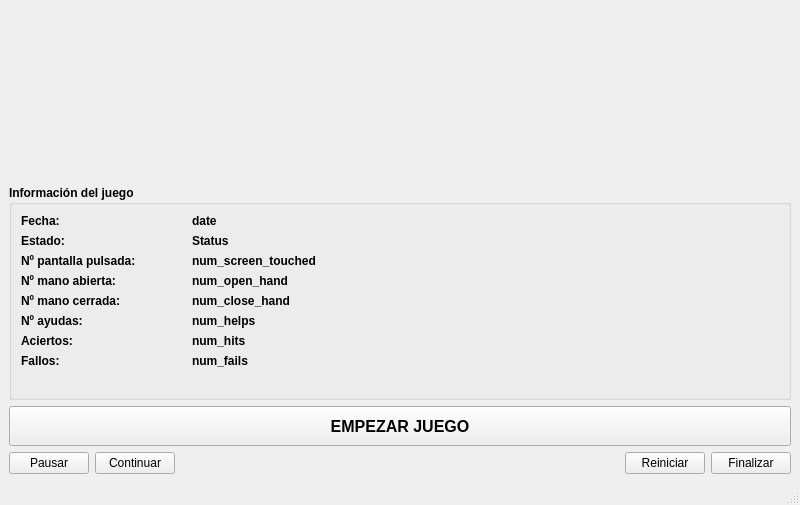
Above: components/adminGame/src/AdminInterface.ui from robocomp/euroage-tv before the change. Below: the same form after it.
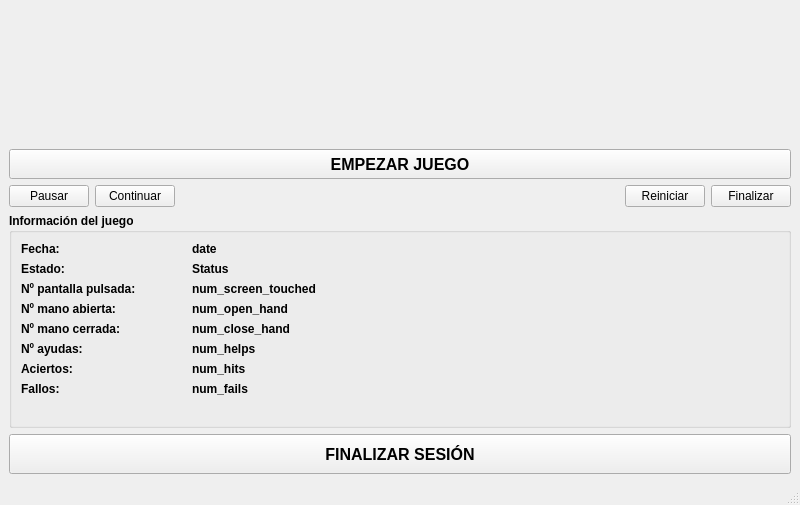
That is the form after the change. Custom widgets are drawn as their Qt base class.

Patch:
```diff
--- a/components/adminGame/src/AdminInterface.ui
+++ b/components/adminGame/src/AdminInterface.ui
@@ -32,6 +32,83 @@
     <item>
      <widget class="QImageWidget" name="admin_image" native="true"/>
     </item>
+    <item>
+     <widget class="QPushButton" name="start_game_button">
+      <property name="minimumSize">
+       <size>
+        <width>5</width>
+        <height>30</height>
+       </size>
+      </property>
+      <property name="maximumSize">
+       <size>
+        <width>100000</width>
+        <height>16777215</height>
+       </size>
+      </property>
+      <property name="font">
+       <font>
+        <pointsize>12</pointsize>
+        <weight>75</weight>
+        <bold>true</bold>
+       </font>
+      </property>
+      <property name="layoutDirection">
+       <enum>Qt::LeftToRight</enum>
+      </property>
+      <property name="autoFillBackground">
+       <bool>false</bool>
+      </property>
+      <property name="text">
+       <string>EMPEZAR JUEGO</string>
+      </property>
+     </widget>
+    </item>
+    <item>
+     <layout class="QHBoxLayout" name="horizontalLayout">
+      <item>
+       <widget class="QPushButton" name="pause_game_button">
+        <property name="text">
+         <string>Pausar</string>
+        </property>
+       </widget>
+      </item>
+      <item>
+       <widget class="QPushButton" name="continue_game_button">
+        <property name="text">
+         <string>Continuar</string>
+        </property>
+       </widget>
+      </item>
+      <item>
+       <spacer name="horizontalSpacer">
+        <property name="orientation">
+         <enum>Qt::Horizontal</enum>
+        </property>
+        <property name="sizeHint" stdset="0">
+         <size>
+          <width>40</width>
+          <height>20</height>
+         </size>
+        </property>
+       </spacer>
+      </item>
+      <item>
+       <widget class="QPushButton" name="reset_game_button">
+        <property name="text">
+         <string>Reiniciar</string>
+        </property>
+       </widget>
+      </item>
+      <item>
+       <widget class="QPushButton" name="finish_game_button">
+        <property name="text">
+         <string>Finalizar</string>
+        </property>
+       </widget>
+      </item>
+     </layout>
+    </item>
     <item>
      <widget class="QGroupBox" name="groupBox">
       <property name="font">
@@ -171,10 +248,10 @@
      </widget>
     </item>
     <item>
-     <widget class="QPushButton" name="start_game_button">
+     <widget class="QPushButton" name="end_session_button">
       <property name="minimumSize">
        <size>
-        <width>0</width>
+        <width>40</width>
         <height>40</height>
        </size>
       </property>
@@ -186,55 +263,10 @@
        </font>
       </property>
       <property name="text">
-       <string>EMPEZAR JUEGO</string>
+       <string>FINALIZAR SESIÓN</string>
       </property>
      </widget>
     </item>
-    <item>
-     <layout class="QHBoxLayout" name="horizontalLayout">
-      <item>
-       <widget class="QPushButton" name="pause_game_button">
-        <property name="text">
-         <string>Pausar</string>
-        </property>
-       </widget>
-      </item>
-      <item>
-       <widget class="QPushButton" name="continue_game_button">
-        <property name="text">
-         <string>Continuar</string>
-        </property>
-       </widget>
-      </item>
-      <item>
-       <spacer name="horizontalSpacer">
-        <property name="orientation">
-         <enum>Qt::Horizontal</enum>
-        </property>
-        <property name="sizeHint" stdset="0">
-         <size>
-          <width>40</width>
-          <height>20</height>
-         </size>
-        </property>
-       </spacer>
-      </item>
-      <item>
-       <widget class="QPushButton" name="reset_game_button">
-        <property name="text">
-         <string>Reiniciar</string>
-        </property>
-       </widget>
-      </item>
-      <item>
-       <widget class="QPushButton" name="finish_game_button">
-        <property name="text">
-         <string>Finalizar</string>
-        </property>
-       </widget>
-      </item>
-     </layout>
-    </item>
    </layout>
    <zorder>admin_image</zorder>
    <zorder>info_game_label</zorder>
```
Left out of the diff: 37 changed lines with no effect on the pictures.
